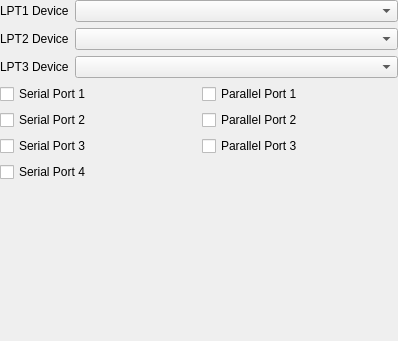
Qt form src/qt/qt_settingsports.ui (86Box/86Box) before a commit.
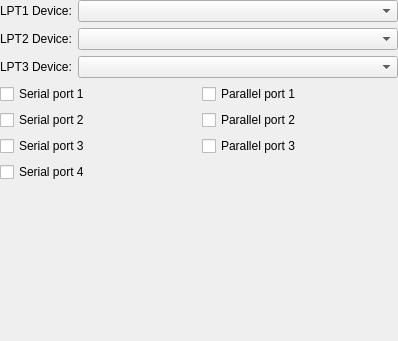
The same form after that commit.

The edit to the form file:
```diff
--- a/src/qt/qt_settingsports.ui
+++ b/src/qt/qt_settingsports.ui
@@ -31,7 +31,7 @@
      <item row="0" column="0">
       <widget class="QLabel" name="label">
        <property name="text">
-        <string>LPT1 Device</string>
+        <string>LPT1 Device:</string>
        </property>
       </widget>
      </item>
@@ -41,7 +41,7 @@
      <item row="1" column="0">
       <widget class="QLabel" name="label_2">
        <property name="text">
-        <string>LPT2 Device</string>
+        <string>LPT2 Device:</string>
        </property>
       </widget>
      </item>
@@ -51,7 +51,7 @@
      <item row="2" column="0">
       <widget class="QLabel" name="label_3">
        <property name="text">
-        <string>LPT3 Device</string>
+        <string>LPT3 Device:</string>
        </property>
       </widget>
      </item>
@@ -65,49 +65,49 @@
      <item row="0" column="0">
       <widget class="QCheckBox" name="checkBoxSerial1">
        <property name="text">
-        <string>Serial Port 1</string>
+        <string>Serial port 1</string>
        </property>
       </widget>
      </item>
      <item row="0" column="1">
       <widget class="QCheckBox" name="checkBoxParallel1">
        <property name="text">
-        <string>Parallel Port 1</string>
+        <string>Parallel port 1</string>
        </property>
       </widget>
      </item>
      <item row="1" column="0">
       <widget class="QCheckBox" name="checkBoxSerial2">
        <property name="text">
-        <string>Serial Port 2</string>
+        <string>Serial port 2</string>
        </property>
       </widget>
      </item>
      <item row="1" column="1">
       <widget class="QCheckBox" name="checkBoxParallel2">
        <property name="text">
-        <string>Parallel Port 2</string>
+        <string>Parallel port 2</string>
        </property>
       </widget>
      </item>
      <item row="2" column="0">
       <widget class="QCheckBox" name="checkBoxSerial3">
        <property name="text">
-        <string>Serial Port 3</string>
+        <string>Serial port 3</string>
        </property>
       </widget>
      </item>
      <item row="2" column="1">
       <widget class="QCheckBox" name="checkBoxParallel3">
        <property name="text">
-        <string>Parallel Port 3</string>
+        <string>Parallel port 3</string>
        </property>
       </widget>
      </item>
      <item row="3" column="0">
       <widget class="QCheckBox" name="checkBoxSerial4">
        <property name="text">
-        <string>Serial Port 4</string>
+        <string>Serial port 4</string>
        </property>
       </widget>
      </item>
```
